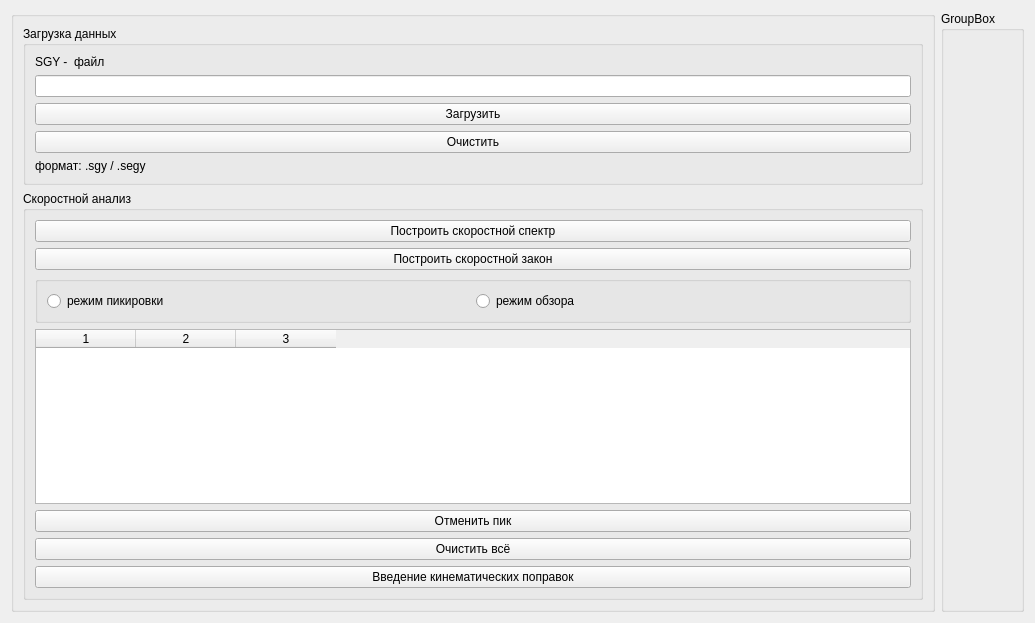
Old version of the form seismictools/apps/NMO_Worker/UI/Settings/NMOWidget.ui in the repository gasng/SeismicTools.
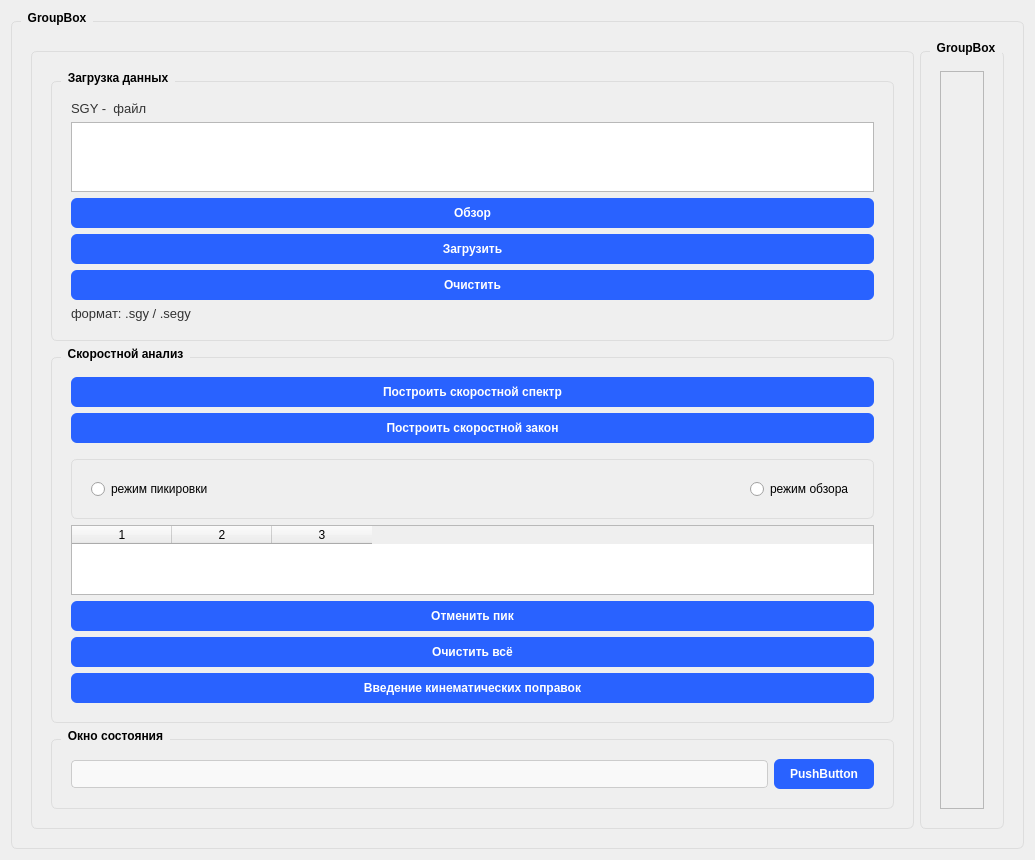
New version of the form.

Commit message: Изменил дизайн окна

```diff
--- a/seismictools/apps/NMO_Worker/UI/Settings/NMOWidget.ui
+++ b/seismictools/apps/NMO_Worker/UI/Settings/NMOWidget.ui
@@ -7,14 +7,68 @@
     <x>0</x>
     <y>0</y>
     <width>1035</width>
-    <height>623</height>
+    <height>801</height>
    </rect>
   </property>
   <property name="windowTitle">
    <string>Form</string>
   </property>
+  <property name="styleSheet">
+   <string notr="true">QPushButton {
+    background-color: #2962FF;
+    color: white;
+    border-radius: 6px;
+    padding: 8px 16px;
+    font-weight: bold;
+}
+
+QPushButton:hover {
+    background-color: #1E40AF;
+}
+
+QPushButton:pressed {
+    background-color: #172554;
+}
+
+QLineEdit {
+    border: 1px solid #ccc;
+    border-radius: 4px;
+    padding: 5px;
+    background-color: #f9f9f9;
+}
+
+QLineEdit:focus {
+    border: 1px solid #2962FF;
+    background-color: white;
+}
+
+QLabel {
+    color: #333;
+    font-size: 10pt;
+}
+
+QGroupBox {
+    font-weight: bold;
+    border: 1px solid #ddd;
+    border-radius: 6px;
+    margin-top: 10px;
+    padding: 10px;
+}
+
+QGroupBox::title {
+    subcontrol-origin: margin;
+    left: 10px;
+    padding: 0 5px;
+}</string>
+  </property>
   <layout class="QHBoxLayout" name="horizontalLayout_2">
    <item>
+    <widget class="QGroupBox" name="mainBox">
+     <property name="title">
+      <string>GroupBox</string>
+     </property>
+     <layout class="QHBoxLayout" name="horizontalLayout_4">
+      <item>
     <widget class="QGroupBox" name="leftBox">
      <property name="title">
       <string/>
@@ -34,9 +88,12 @@
           </widget>
          </item>
          <item>
-          <widget class="QLineEdit" name="lineEdit_filePath">
+             <widget class="QListWidget" name="Datalist"/>
+            </item>
+            <item>
+             <widget class="QPushButton" name="pushButton_choice">
            <property name="text">
-            <string/>
+               <string>Обзор</string>
            </property>
           </widget>
          </item>
@@ -97,6 +154,19 @@
               </property>
              </widget>
             </item>
+               <item>
+                <spacer name="horizontalSpacer">
+                 <property name="orientation">
+                  <enum>Qt::Horizontal</enum>
+                 </property>
+                 <property name="sizeHint" stdset="0">
+                  <size>
+                   <width>40</width>
+                   <height>20</height>
+                  </size>
+                 </property>
+                </spacer>
+               </item>
             <item>
              <widget class="QRadioButton" name="radioButton_view">
               <property name="text">
@@ -141,6 +211,25 @@
         </layout>
        </widget>
       </item>
+         <item>
+          <widget class="QGroupBox" name="groupBox">
+           <property name="title">
+            <string>Окно состояния</string>
+           </property>
+           <layout class="QHBoxLayout" name="horizontalLayout_3">
+            <item>
+             <widget class="QLineEdit" name="MessageLine"/>
+            </item>
+            <item>
+             <widget class="QPushButton" name="MessageBtn">
+              <property name="text">
+               <string>PushButton</string>
+              </property>
+             </widget>
+            </item>
+           </layout>
+          </widget>
+         </item>
      </layout>
     </widget>
    </item>
@@ -149,6 +238,25 @@
      <property name="title">
       <string>GroupBox</string>
      </property>
+        <layout class="QVBoxLayout" name="verticalLayout_4">
+         <item>
+          <layout class="QVBoxLayout" name="plotLayout">
+           <item>
+            <widget class="QFrame" name="frame">
+             <property name="frameShape">
+              <enum>QFrame::StyledPanel</enum>
+             </property>
+             <property name="frameShadow">
+              <enum>QFrame::Raised</enum>
+             </property>
+            </widget>
+           </item>
+          </layout>
+         </item>
+        </layout>
+       </widget>
+      </item>
+     </layout>
     </widget>
    </item>
   </layout>
```
Lines whose indentation alone changed are shown as unchanged. The commit also changes 1 other file.
